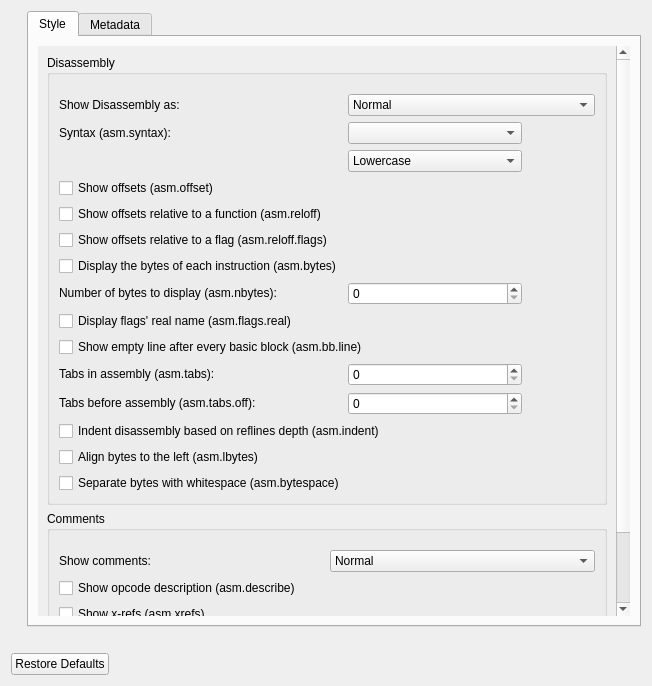
Qt form src/dialogs/preferences/AsmOptionsWidget.ui (rizinorg/cutter) before a commit.
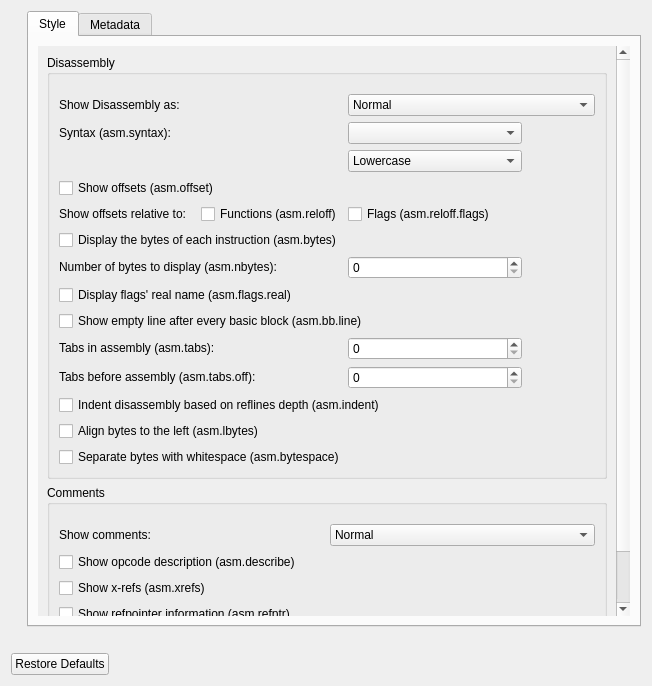
The same form after that commit.

Commit message: make it a bit compact

```diff
--- a/src/dialogs/preferences/AsmOptionsWidget.ui
+++ b/src/dialogs/preferences/AsmOptionsWidget.ui
@@ -65,33 +65,30 @@
                 <string>Disassembly</string>
                </property>
                <layout class="QGridLayout" name="gridLayout">
-                <item row="11" column="2">
-                 <widget class="QSpinBox" name="nbytesSpinBox">
-                  <property name="enabled">
-                   <bool>true</bool>
-                  </property>
-                 </widget>
-                </item>
                 <item row="11" column="1">
-                 <widget class="QLabel" name="nbytesLabel">
-                  <property name="enabled">
-                   <bool>true</bool>
+                 <widget class="QCheckBox" name="bytesCheckBox">
+                  <property name="text">
+                   <string>Display the bytes of each instruction (asm.bytes)</string>
                   </property>
+                 </widget>
+                </item>
+                <item row="4" column="1">
+                 <widget class="QLabel" name="syntaxLabel">
                   <property name="text">
-                   <string>Number of bytes to display (asm.nbytes):</string>
+                   <string>Syntax (asm.syntax):</string>
                   </property>
                   <property name="textInteractionFlags">
                    <set>Qt::LinksAccessibleByMouse|Qt::TextSelectableByMouse</set>
                   </property>
                  </widget>
                 </item>
-                <item row="15" column="1">
-                 <widget class="QLabel" name="asmTabsOffLabel">
-                  <property name="text">
-                   <string>Tabs before assembly (asm.tabs.off):</string>
+                <item row="16" column="2">
+                 <widget class="QSpinBox" name="asmTabsOffSpinBox">
+                  <property name="maximum">
+                   <number>100</number>
                   </property>
-                  <property name="textInteractionFlags">
-                   <set>Qt::LinksAccessibleByMouse|Qt::TextSelectableByMouse</set>
+                  <property name="singleStep">
+                   <number>5</number>
                   </property>
                  </widget>
                 </item>
@@ -105,57 +102,26 @@
                   </property>
                  </widget>
                 </item>
-                <item row="15" column="2">
-                 <widget class="QSpinBox" name="asmTabsOffSpinBox">
-                  <property name="maximum">
-                   <number>100</number>
+                <item row="12" column="1">
+                 <widget class="QLabel" name="nbytesLabel">
+                  <property name="enabled">
+                   <bool>true</bool>
                   </property>
-                  <property name="singleStep">
-                   <number>5</number>
-                  </property>
-                 </widget>
-                </item>
-                <item row="18" column="1" colspan="2">
-                 <widget class="QCheckBox" name="bytespaceCheckBox">
                   <property name="text">
-                   <string>Separate bytes with whitespace (asm.bytespace)</string>
+                   <string>Number of bytes to display (asm.nbytes):</string>
+                  </property>
+                  <property name="textInteractionFlags">
+                   <set>Qt::LinksAccessibleByMouse|Qt::TextSelectableByMouse</set>
                   </property>
                  </widget>
                 </item>
-                <item row="16" column="1" colspan="2">
+                <item row="17" column="1" colspan="2">
                  <widget class="QCheckBox" name="indentCheckBox">
                   <property name="text">
                    <string>Indent disassembly based on reflines depth (asm.indent)</string>
                   </property>
                  </widget>
                 </item>
-                <item row="14" column="2">
-                 <widget class="QSpinBox" name="asmTabsSpinBox">
-                  <property name="maximum">
-                   <number>100</number>
-                  </property>
-                  <property name="singleStep">
-                   <number>5</number>
-                  </property>
-                 </widget>
-                </item>
-                <item row="14" column="1">
-                 <widget class="QLabel" name="asmTabsLabel">
-                  <property name="text">
-                   <string>Tabs in assembly (asm.tabs):</string>
-                  </property>
-                  <property name="textInteractionFlags">
-                   <set>Qt::LinksAccessibleByMouse|Qt::TextSelectableByMouse</set>
-                  </property>
-                 </widget>
-                </item>
-                <item row="17" column="1" colspan="2">
-                 <widget class="QCheckBox" name="lbytesCheckBox">
-                  <property name="text">
-                   <string>Align bytes to the left (asm.lbytes)</string>
-                  </property>
-                 </widget>
-                </item>
                 <item row="0" column="1" colspan="2">
                  <spacer name="verticalSpacer_3">
                   <property name="orientation">
@@ -172,23 +138,11 @@
                   </property>
                  </spacer>
                 </item>
-                <item row="5" column="2">
-                 <widget class="QComboBox" name="caseComboBox">
-                  <item>
-                   <property name="text">
-                    <string>Lowercase</string>
-                   </property>
-                  </item>
-                  <item>
-                   <property name="text">
-                    <string>Uppercase (asm.ucase)</string>
-                   </property>
-                  </item>
-                  <item>
-                   <property name="text">
-                    <string>Capitalize (asm.capitalize)</string>
-                   </property>
-                  </item>
+                <item row="12" column="2">
+                 <widget class="QSpinBox" name="nbytesSpinBox">
+                  <property name="enabled">
+                   <bool>true</bool>
+                  </property>
                  </widget>
                 </item>
                 <item row="3" column="2" colspan="2">
@@ -210,13 +164,6 @@
                   </item>
                  </widget>
                 </item>
-                <item row="13" column="1" colspan="2">
-                 <widget class="QCheckBox" name="bblineCheckBox">
-                  <property name="text">
-                   <string>Show empty line after every basic block (asm.bb.line)</string>
-                  </property>
-                 </widget>
-                </item>
                 <item row="7" column="1">
                  <widget class="QCheckBox" name="offsetCheckBox">
                   <property name="text">
@@ -224,44 +171,108 @@
                   </property>
                  </widget>
                 </item>
-                <item row="4" column="1">
-                 <widget class="QLabel" name="syntaxLabel">
+                <item row="16" column="1">
+                 <widget class="QLabel" name="asmTabsOffLabel">
                   <property name="text">
-                   <string>Syntax (asm.syntax):</string>
+                   <string>Tabs before assembly (asm.tabs.off):</string>
                   </property>
                   <property name="textInteractionFlags">
                    <set>Qt::LinksAccessibleByMouse|Qt::TextSelectableByMouse</set>
                   </property>
                  </widget>
                 </item>
-                <item row="10" column="1">
-                 <widget class="QCheckBox" name="bytesCheckBox">
-                  <property name="text">
-                   <string>Display the bytes of each instruction (asm.bytes)</string>
-                  </property>
-                 </widget>
-                </item>
                 <item row="4" column="2">
                  <widget class="QComboBox" name="syntaxComboBox"/>
                 </item>
-                <item row="12" column="1">
+                <item row="14" column="1" colspan="2">
+                 <widget class="QCheckBox" name="bblineCheckBox">
+                  <property name="text">
+                   <string>Show empty line after every basic block (asm.bb.line)</string>
+                  </property>
+                 </widget>
+                </item>
+                <item row="5" column="2">
+                 <widget class="QComboBox" name="caseComboBox">
+                  <item>
+                   <property name="text">
+                    <string>Lowercase</string>
+                   </property>
+                  </item>
+                  <item>
+                   <property name="text">
+                    <string>Uppercase (asm.ucase)</string>
+                   </property>
+                  </item>
+                  <item>
+                   <property name="text">
+                    <string>Capitalize (asm.capitalize)</string>
+                   </property>
+                  </item>
+                 </widget>
+                </item>
+                <item row="18" column="1" colspan="2">
+                 <widget class="QCheckBox" name="lbytesCheckBox">
+                  <property name="text">
+                   <string>Align bytes to the left (asm.lbytes)</string>
+                  </property>
+                 </widget>
+                </item>
+                <item row="19" column="1" colspan="2">
+                 <widget class="QCheckBox" name="bytespaceCheckBox">
+                  <property name="text">
+                   <string>Separate bytes with whitespace (asm.bytespace)</string>
+                  </property>
+                 </widget>
+                </item>
+                <item row="13" column="1">
                  <widget class="QCheckBox" name="realnameCheckBox">
                   <property name="text">
                    <string>Display flags' real name (asm.flags.real)</string>
                   </property>
                  </widget>
                 </item>
+                <item row="15" column="1">
+                 <widget class="QLabel" name="asmTabsLabel">
+                  <property name="text">
+                   <string>Tabs in assembly (asm.tabs):</string>
+                  </property>
+                  <property name="textInteractionFlags">
+                   <set>Qt::LinksAccessibleByMouse|Qt::TextSelectableByMouse</set>
+                  </property>
+                 </widget>
+                </item>
+                <item row="15" column="2">
+                 <widget class="QSpinBox" name="asmTabsSpinBox">
+                  <property name="maximum">
+                   <number>100</number>
+                  </property>
+                  <property name="singleStep">
+                   <number>5</number>
+                  </property>
+                 </widget>
+                </item>
                 <item row="8" column="1">
-                 <widget class="QCheckBox" name="relOffsetCheckBox">
-                  <property name="text">
-                   <string>Show offsets relative to a function (asm.reloff)</string>
-                  </property>
-                 </widget>
+                 <layout class="QHBoxLayout" name="horizontalLayout">
+                  <item>
+                   <widget class="QLabel" name="label_3">
+                    <property name="text">
+                     <string>Show offsets relative to:</string>
+                    </property>
+                   </widget>
+                  </item>
+                  <item>
+                   <widget class="QCheckBox" name="relOffsetCheckBox">
+                    <property name="text">
+                     <string>Functions (asm.reloff)</string>
+                    </property>
+                   </widget>
+                  </item>
+                 </layout>
                 </item>
-                <item row="9" column="1">
+                <item row="8" column="2">
                  <widget class="QCheckBox" name="relOffFlagsCheckBox">
                   <property name="text">
-                   <string>Show offsets relative to a flag (asm.reloff.flags)</string>
+                   <string>Flags (asm.reloff.flags)</string>
                   </property>
                  </widget>
                 </item>
```
